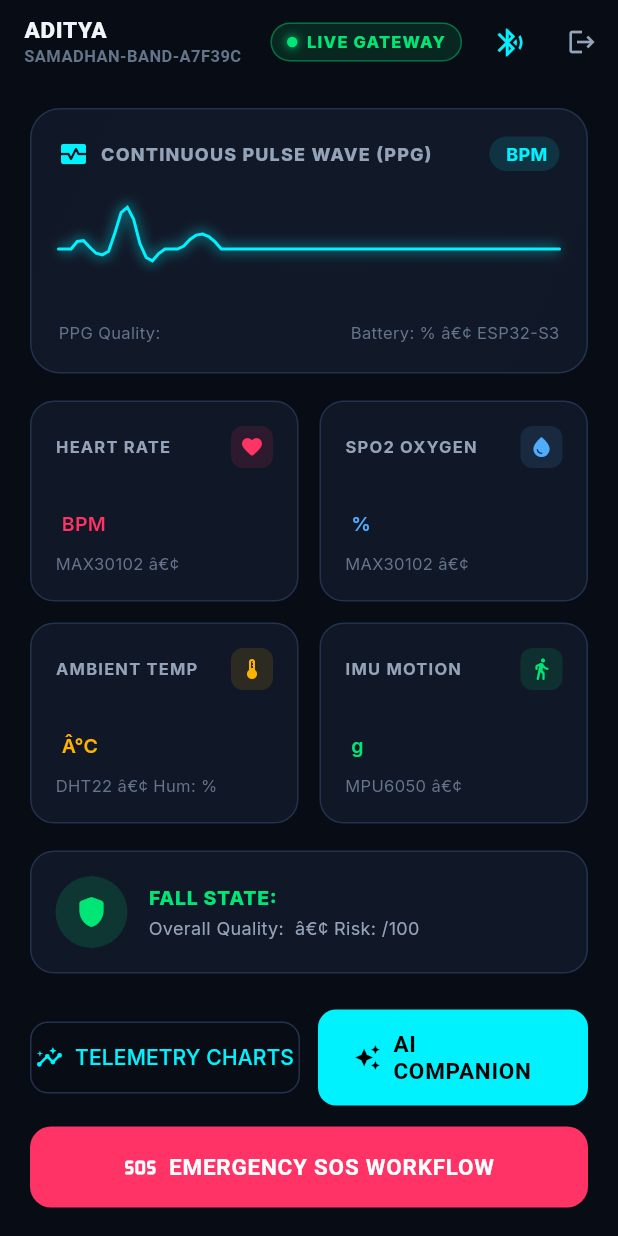
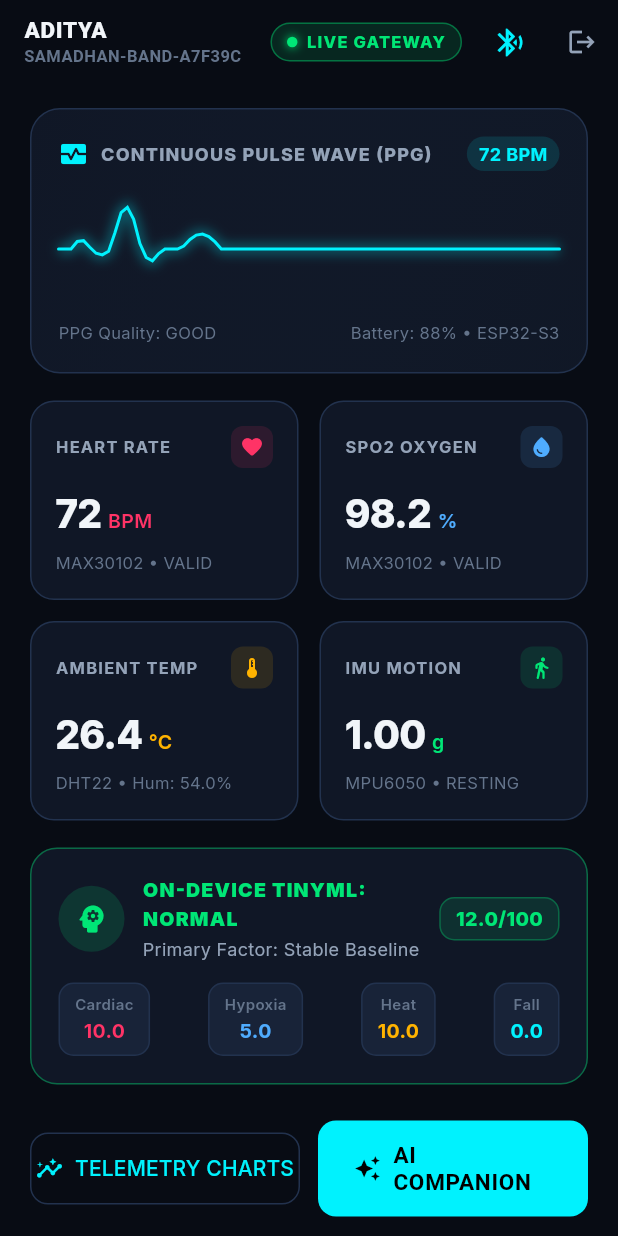
Before and after one commit to adityakumarprasad33-cpu/sih_hakathon, a Flutter app: the screen it shows after launch, after a tap on "ENTER HEALTH GATEWAY", on a phone screen of 412 x 824 dp. Run offline on Flutter 3.47's test engine with Material 3 defaults, Android fonts, the phone set to English and light mode, and no system bars; our stand-ins replace fl_chart, flutter_blue_plus, google_fonts, shared_preferences; accounts and stored records are empty.

Commit message:
feat(mobile): Integrate on-device TinyML & Multi-Sensor Temporal Fusion Engine

```diff
--- /dev/null
+++ b/mobile/lib/modules/risk/tiny_ml_risk_engine.dart
@@ -0,0 +1,193 @@
+import 'dart:math';
+import 'package:samadhan_health/core/models/telemetry_packet.dart';
+
+/// AI Risk State Machine strictly conforming to docs/13-AI-RISK-ENGINE.md
+enum FusionRiskState {
+  normal,
+  watch,
+  warning,
+  critical,
+  emergency,
+}
+
+class RiskAssessmentResult {
+  final FusionRiskState state;
+  final double compositeRiskScore; // 0.0 to 100.0
+  final double cardiacStressIndex;  // 0.0 to 100.0
+  final double respiratoryIndex;    // 0.0 to 100.0
+  final double heatStressIndex;     // 0.0 to 100.0
+  final double fallRiskIndex;       // 0.0 to 100.0
+  final String primaryContributingFactor;
+  final List<String> clinicalFlags;
+  final DateTime assessedAt;
+
+  const RiskAssessmentResult({
+    required this.state,
+    required this.compositeRiskScore,
+    required this.cardiacStressIndex,
+    required this.respiratoryIndex,
+    required this.heatStressIndex,
+    required this.fallRiskIndex,
+    required this.primaryContributingFactor,
+    required this.clinicalFlags,
+    required this.assessedAt,
+  });
+}
+
+/// On-Device TinyML & Multi-Sensor Temporal Fusion Engine
+class TinyMlRiskEngine {
+  // Personal baseline calibration
+  final int baselineRestingHr;
+  final double baselineSpo2;
+
+  // Hysteresis & cooldown tracking
+  FusionRiskState _currentState = FusionRiskState.normal;
+  DateTime? _lastAlertTime;
+  static const Duration _alertCooldown = Duration(seconds: 30);
+
+  TinyMlRiskEngine({
+    this.baselineRestingHr = 70,
+    this.baselineSpo2 = 98.0,
+  });
+
+  FusionRiskState get currentState => _currentState;
+
+  /// Evaluates current sensor packet with personal baseline and temporal heuristics
+  RiskAssessmentResult evaluateTelemetry(TelemetryPacket packet) {
+    final now = DateTime.now();
+    final flags = <String>[];
+
+    // 1. Cardiovascular Stress Indicator
+    double cardiacScore = 10.0;
+    if (packet.heartRate != null && packet.hrStatus == 'VALID') {
+      final hr = packet.heartRate!;
+      final delta = hr - baselineRestingHr;
+
+      if (hr < 50) {
+        cardiacScore = 65.0;
+        flags.add('BRADYCARDIA (<50 BPM)');
+      } else if (hr > 135) {
+        cardiacScore = 85.0;
+        flags.add('SEVERE TACHYCARDIA (>135 BPM)');
+      } else if (delta > 25 && packet.movementState == 'RESTING') {
+        cardiacScore = 55.0;
+        flags.add('RESTING CARDIAC LOAD SPIKE (+${delta} BPM)');
+      } else {
+        cardiacScore = (delta.abs() * 1.5).clamp(5.0, 45.0);
+      }
+    }
+
+    // 2. Respiratory & Hypoxia Risk Indicator (MAX30102)
+    double respScore = 5.0;
+    if (packet.spo2 != null && packet.spo2Status == 'VALID') {
+      final spo2 = packet.spo2!;
+      if (spo2 < 88.0) {
+        respScore = 95.0;
+        flags.add('CRITICAL HYPOXIA (SpO2 <88%)');
+      } else if (spo2 < 93.0) {
+        respScore = 70.0;
+        flags.add('MODERATE ARTERIAL DESATURATION (SpO2 <93%)');
+      } else if (spo2 < 95.0) {
+        respScore = 35.0;
+        flags.add('BORDERLINE LOW OXYGEN (SpO2 <95%)');
+      } else {
+        respScore = ((100.0 - spo2) * 5.0).clamp(2.0, 20.0);
+      }
+    }
+
+    // 3. Heat & Environmental Thermal Stress Indicator (DHT22)
+    double heatScore = 10.0;
+    if (packet.temperature != null && packet.humidity != null && packet.dhtStatus == 'VALID') {
+      final temp = packet.temperature!;
+      final rh = packet.humidity!;
+
+      // Heat Index approximation
+      final heatIndex = temp + (0.5555 * ((6.11 * exp(5417.7530 * (1 / 273.16 - 1 / (273.15 + temp)))) * (rh / 100) - 10));
+
+      if (heatIndex > 41.0) {
+        heatScore = 80.0;
+        flags.add('HIGH HEAT EXHAUSTION DANGER');
+      } else if (heatIndex > 35.0) {
+        heatScore = 45.0;
+        flags.add('THERMAL STRESS DISCOMFORT');
+      } else {
+        heatScore = 15.0;
+      }
+    }
+
+    // 4. Fall Detection & 6-Axis IMU Shock (MPU6050)
+    double fallScore = 0.0;
+    if (packet.fallState == 'FALL_CONFIRMED') {
+      fallScore = 100.0;
+      flags.add('CONFIRMED IMPACT FALL DETECTED');
+    } else if (packet.fallState == 'IMPACT_CANDIDATE' || packet.fallState == 'FALL_SUSPECTED') {
+      fallScore = 75.0;
+      flags.add('HIGH ACCELERATION SHOCK');
+    } else if (packet.accelMagnitude != null && packet.accelMagnitude! > 2.5) {
+      fallScore = 50.0;
+      flags.add('ELEVATED G-FORCE SPIKE');
+    }
+
+    // 5. Multi-Sensor Temporal Fusion Calculation
+    // Fall events dominate immediately with highest priority
+    double composite;
+    String primaryFactor;
+
+    if (fallScore >= 75.0) {
+      composite = fallScore;
+      primaryFactor = '6-Axis IMU High-Impact Fall';
+    } else {
+      // Weighted fusion: 40% Cardiac, 35% Respiratory, 15% Heat, 10% Fall
+      composite = (cardiacScore * 0.40) +
+          (respScore * 0.35) +
+          (heatScore * 0.15) +
+          (fallScore * 0.10);
+
+      final maxVal = [cardiacScore, respScore, heatScore].reduce(max);
+      if (maxVal == cardiacScore && cardiacScore > 35.0) {
+        primaryFactor = 'Cardiovascular Stress';
+      } else if (maxVal == respScore && respScore > 35.0) {
+        primaryFactor = 'Respiratory Oxygen Desaturation';
+      } else if (maxVal == heatScore && heatScore > 35.0) {
+        primaryFactor = 'Environmental Heat Stress';
+      } else {
+        primaryFactor = 'Stable Physiological State';
+      }
+    }
+
+    // 6. Finite State Machine with Hysteresis
+    FusionRiskState newState;
+    if (fallScore == 100.0 || composite >= 85.0) {
+      newState = FusionRiskState.emergency;
+    } else if (composite >= 65.0) {
+      newState = FusionRiskState.critical;
+    } else if (composite >= 45.0) {
+      newState = FusionRiskState.warning;
+    } else if (composite >= 25.0) {
+      newState = FusionRiskState.watch;
+    } else {
+      newState = FusionRiskState.normal;
+    }
+
+    // Hysteresis cooldown for alerts
+    if (newState == FusionRiskState.emergency || newState == FusionRiskState.critical) {
+      if (_lastAlertTime == null || now.difference(_lastAlertTime!) > _alertCooldown) {
+        _lastAlertTime = now;
+      }
+    }
+
+    _currentState = newState;
+
+    return RiskAssessmentResult(
+      state: newState,
+      compositeRiskScore: double.parse(composite.toStringAsFixed(1)),
+      cardiacStressIndex: double.parse(cardiacScore.toStringAsFixed(1)),
+      respiratoryIndex: double.parse(respScore.toStringAsFixed(1)),
+      heatStressIndex: double.parse(heatScore.toStringAsFixed(1)),
+      fallRiskIndex: double.parse(fallScore.toStringAsFixed(1)),
+      primaryContributingFactor: primaryFactor,
+      clinicalFlags: flags,
+      assessedAt: now,
+    );
+  }
+}
--- a/mobile/lib/ui/screens/home_dashboard_screen.dart
+++ b/mobile/lib/ui/screens/home_dashboard_screen.dart
@@ -4,6 +4,7 @@ import 'package:samadhan_health/core/constants/app_constants.dart';
 import 'package:samadhan_health/core/theme/app_theme.dart';
 import 'package:samadhan_health/modules/auth/auth_service.dart';
 import 'package:samadhan_health/modules/ble/ble_gateway_service.dart';
+import 'package:samadhan_health/modules/risk/tiny_ml_risk_engine.dart';
 import 'package:samadhan_health/modules/sync/firebase_sync_service.dart';
 import 'package:samadhan_health/ui/screens/ai_companion_screen.dart';
 import 'package:samadhan_health/ui/screens/device_pairing_screen.dart';
@@ -22,10 +23,27 @@ class HomeDashboardScreen extends StatelessWidget {
     final sync = context.watch<FirebaseSyncService>();
 
     final packet = ble.latestPacket;
+    final assessment = ble.latestRiskAssessment;
     final hr = packet?.heartRate ?? 72;
+    final spo2 = packet?.spo2 ?? 98.2;
+    final temp = packet?.temperature ?? 26.4;
+    final isLive = ble.status == ConnectionStatus.live;
 
-
-    final isLive = ble.status == ConnectionStatus.live;
+    Color riskColor;
+    switch (assessment?.state) {
+      case FusionRiskState.emergency:
+      case FusionRiskState.critical:
+        riskColor = AppTheme.danger;
+        break;
+      case FusionRiskState.warning:
+        riskColor = AppTheme.warning;
+        break;
+      case FusionRiskState.watch:
+        riskColor = AppTheme.secondary;
+        break;
+      default:
+        riskColor = AppTheme.success;
+    }
 
     return Scaffold(
       appBar: AppBar(
@@ -122,7 +140,7 @@ class HomeDashboardScreen extends StatelessWidget {
                             borderRadius: BorderRadius.circular(12),
                           ),
                           child: Text(
-                            ' BPM',
+                            '$hr BPM',
                             style: const TextStyle(
                               color: AppTheme.primary,
                               fontSize: 12,
@@ -142,11 +160,11 @@ class HomeDashboardScreen extends StatelessWidget {
                       mainAxisAlignment: MainAxisAlignment.spaceBetween,
                       children: [
                         Text(
-                          'PPG Quality: ',
+                          'PPG Quality: ${packet?.ppgQuality ?? "GOOD"}',
                           style: const TextStyle(color: AppTheme.textMuted, fontSize: 11),
                         ),
                         Text(
-                          'Battery: % â€¢ ESP32-S3',
+                          'Battery: ${packet?.battery ?? 88}% • ESP32-S3',
                           style: const TextStyle(color: AppTheme.textMuted, fontSize: 11),
                         ),
                       ],
@@ -156,7 +174,7 @@ class HomeDashboardScreen extends StatelessWidget {
               ),
               const SizedBox(height: 18),
 
-              // 2. Offline Sync & Buffer Status Banner (Contract Section 5)
+              // 2. Offline Sync & Buffer Status Banner
               if (sync.unsyncedCount > 0 || !isLive) ...[
                 Container(
                   padding: const EdgeInsets.symmetric(horizontal: 14, vertical: 10),
@@ -172,8 +190,8 @@ class HomeDashboardScreen extends StatelessWidget {
                       Expanded(
                         child: Text(
                           sync.unsyncedCount > 0
-                              ? ' packets buffered in offline ring buffer'
-                              : 'Cloud gateway active â€¢ /telemetry/live',
+                              ? '${sync.unsyncedCount} packets buffered in offline ring buffer'
+                              : 'Cloud gateway active • /telemetry/live',
                           style: const TextStyle(
                             color: AppTheme.textPrimary,
                             fontSize: 12,
@@ -200,28 +218,28 @@ class HomeDashboardScreen extends StatelessWidget {
                 const SizedBox(height: 18),
               ],
 
-              // 3. Grid of Sensor Vitals (Contract Section 4)
+              // 3. Grid of Sensor Vitals
               Row(
                 children: [
                   Expanded(
                     child: VitalCard(
                       label: 'Heart Rate',
-                      value: '',
+                      value: '$hr',
                       unit: 'BPM',
                       icon: Icons.favorite_rounded,
                       accentColor: AppTheme.danger,
-                      subtitle: 'MAX30102 â€¢ ',
+                      subtitle: 'MAX30102 • ${packet?.hrStatus ?? "VALID"}',
                     ),
                   ),
                   const SizedBox(width: 14),
                   Expanded(
                     child: VitalCard(
                       label: 'SpO2 Oxygen',
-                      value: '',
+                      value: '$spo2',
                       unit: '%',
                       icon: Icons.water_drop_rounded,
                       accentColor: AppTheme.secondary,
-                      subtitle: 'MAX30102 â€¢ ',
+                      subtitle: 'MAX30102 • ${packet?.spo2Status ?? "VALID"}',
                     ),
                   ),
                 ],
@@ -232,82 +250,73 @@ class HomeDashboardScreen extends StatelessWidget {
                   Expanded(
                     child: VitalCard(
                       label: 'Ambient Temp',
-                      value: '',
-                      unit: 'Â°C',
+                      value: '$temp',
+                      unit: '°C',
                       icon: Icons.thermostat_rounded,
                       accentColor: AppTheme.warning,
-                      subtitle: 'DHT22 â€¢ Hum: %',
+                      subtitle: 'DHT22 • Hum: ${packet?.humidity ?? 54}%',
                     ),
                   ),
                   const SizedBox(width: 14),
                   Expanded(
                     child: VitalCard(
                       label: 'IMU Motion',
-                      value: '',
+                      value: '${packet?.accelMagnitude?.toStringAsFixed(2) ?? "1.00"}',
                       unit: 'g',
                       icon: Icons.directions_walk_rounded,
                       accentColor: AppTheme.success,
-                      subtitle: 'MPU6050 â€¢ ',
+                      subtitle: 'MPU6050 • ${packet?.movementState ?? "RESTING"}',
                     ),
                   ),
                 ],
               ),
               const SizedBox(height: 18),
 
-              // 4. Clinical Risk & Fall Detection Subsystem
+              // 4. On-Device TinyML & Multi-Sensor Temporal Fusion Engine
               Container(
-                padding: const EdgeInsets.all(16),
+                padding: const EdgeInsets.all(18),
                 decoration: BoxDecoration(
                   color: AppTheme.surface,
-                  borderRadius: BorderRadius.circular(16),
-                  border: Border.all(
-                    color: packet?.riskLevel == RiskLevel.critical
-                        ? AppTheme.danger
-                        : AppTheme.border,
+                  borderRadius: BorderRadius.circular(18),
+                  border: Border.all(color: riskColor.withOpacity(0.4)),
                 ),
-                ),
-                child: Row(
+                child: Column(
+                  crossAxisAlignment: CrossAxisAlignment.start,
+                  children: [
+                    Row(
                       children: [
                         Container(
-                      padding: const EdgeInsets.all(12),
+                          padding: const EdgeInsets.all(10),
                           decoration: BoxDecoration(
-                        color: (packet?.riskLevel == RiskLevel.critical
-                                ? AppTheme.danger
-                                : AppTheme.success)
-                            .withOpacity(0.15),
+                            color: riskColor.withOpacity(0.15),
                             shape: BoxShape.circle,
                           ),
                           child: Icon(
-                        packet?.riskLevel == RiskLevel.critical
+                            assessment?.state == FusionRiskState.emergency ||
+                                    assessment?.state == FusionRiskState.critical
                                 ? Icons.warning_amber_rounded
-                            : Icons.shield_rounded,
-                        color: packet?.riskLevel == RiskLevel.critical
-                            ? AppTheme.danger
-                            : AppTheme.success,
+                                : Icons.psychology_rounded,
+                            color: riskColor,
                             size: 24,
                           ),
                         ),
-                    const SizedBox(width: 14),
+                        const SizedBox(width: 12),
                         Expanded(
                           child: Column(
                             crossAxisAlignment: CrossAxisAlignment.start,
                             children: [
                               Text(
-                            'FALL STATE: ',
+                                'ON-DEVICE TINYML: ${assessment?.state.name.toUpperCase() ?? "NORMAL"}',
                                 style: TextStyle(
-                              color: packet?.riskLevel == RiskLevel.critical
-                                  ? AppTheme.danger
-                                  : AppTheme.success,
+                                  color: riskColor,
                                   fontSize: 13,
-                              fontWeight: FontWeight.w800,
-                              letterSpacing: 0.5,
+                                  fontWeight: FontWeight.w900,
+                                  letterSpacing: 0.8,
                                 ),
                               ),
                               const SizedBox(height: 2),
                               Text(
-                            packet?.fallDetected == true
-                                ? 'HIGH IMPACT FALL CONFIRMED â€¢ SOS ALERT ENGAGED'
-                                : 'Overall Quality:  â€¢ Risk: /100',
+                                'Primary Factor: ${assessment?.primaryContributingFactor ?? "Stable Baseline"}',
                                 style: const TextStyle(
                                   color: AppTheme.textSecondary,
                                   fontSize: 12,
@@ -316,6 +325,61 @@ class HomeDashboardScreen extends StatelessWidget {
                             ],
                           ),
                         ),
+                        Container(
+                          padding: const EdgeInsets.symmetric(horizontal: 10, vertical: 4),
+                          decoration: BoxDecoration(
+                            color: riskColor.withOpacity(0.12),
+                            borderRadius: BorderRadius.circular(10),
+                            border: Border.all(color: riskColor.withOpacity(0.3)),
+                          ),
+                          child: Text(
+                            '${assessment?.compositeRiskScore ?? 12.0}/100',
+                            style: TextStyle(
+                              color: riskColor,
+                              fontSize: 13,
+                              fontWeight: FontWeight.w800,
+                            ),
+                          ),
+                        ),
+                      ],
+                    ),
+                    const SizedBox(height: 14),
+
+                    // TinyML Sub-indices Breakdown
+                    Row(
+                      mainAxisAlignment: MainAxisAlignment.spaceBetween,
+                      children: [
+                        _TinyMlPill(label: 'Cardiac', value: '${assessment?.cardiacStressIndex ?? 10.0}', color: AppTheme.danger),
+                        _TinyMlPill(label: 'Hypoxia', value: '${assessment?.respiratoryIndex ?? 5.0}', color: AppTheme.secondary),
+                        _TinyMlPill(label: 'Heat', value: '${assessment?.heatStressIndex ?? 10.0}', color: AppTheme.warning),
+                        _TinyMlPill(label: 'Fall', value: '${assessment?.fallRiskIndex ?? 0.0}', color: AppTheme.primary),
+                      ],
+                    ),
+
+                    if (assessment != null && assessment.clinicalFlags.isNotEmpty) ...[
+                      const SizedBox(height: 12),
+                      Wrap(
+                        spacing: 6,
+                        runSpacing: 4,
+                        children: assessment.clinicalFlags.map((flag) {
+                          return Container(
+                            padding: const EdgeInsets.symmetric(horizontal: 8, vertical: 2),
+                            decoration: BoxDecoration(
+                              color: AppTheme.danger.withOpacity(0.12),
+                              borderRadius: BorderRadius.circular(6),
+                            ),
+                            child: Text(
+                              flag,
+                              style: const TextStyle(
+                                color: AppTheme.danger,
+                                fontSize: 10,
+                                fontWeight: FontWeight.bold,
+                              ),
+                            ),
+                          );
+                        }).toList(),
+                      ),
+                    ],
                   ],
                 ),
               ),
@@ -382,3 +446,30 @@ class HomeDashboardScreen extends StatelessWidget {
     );
   }
 }
+
+class _TinyMlPill extends StatelessWidget {
+  final String label;
+  final String value;
+  final Color color;
+
+  const _TinyMlPill({required this.label, required this.value, required this.color});
+
+  @override
+  Widget build(BuildContext context) {
+    return Container(
+      padding: const EdgeInsets.symmetric(horizontal: 10, vertical: 6),
+      decoration: BoxDecoration(
+        color: AppTheme.surfaceLight,
+        borderRadius: BorderRadius.circular(10),
+        border: Border.all(color: AppTheme.border),
+      ),
+      child: Column(
+        children: [
+          Text(label, style: const TextStyle(color: AppTheme.textMuted, fontSize: 10, fontWeight: FontWeight.w600)),
+          const SizedBox(height: 2),
+          Text(value, style: TextStyle(color: color, fontSize: 13, fontWeight: FontWeight.bold)),
+        ],
+      ),
+    );
+  }
+}
```
Also changed, not shown: mobile/lib/modules/ble/ble_gateway_service.dart (+40 -6 lines). Lines whose indentation alone changed are shown as unchanged.
